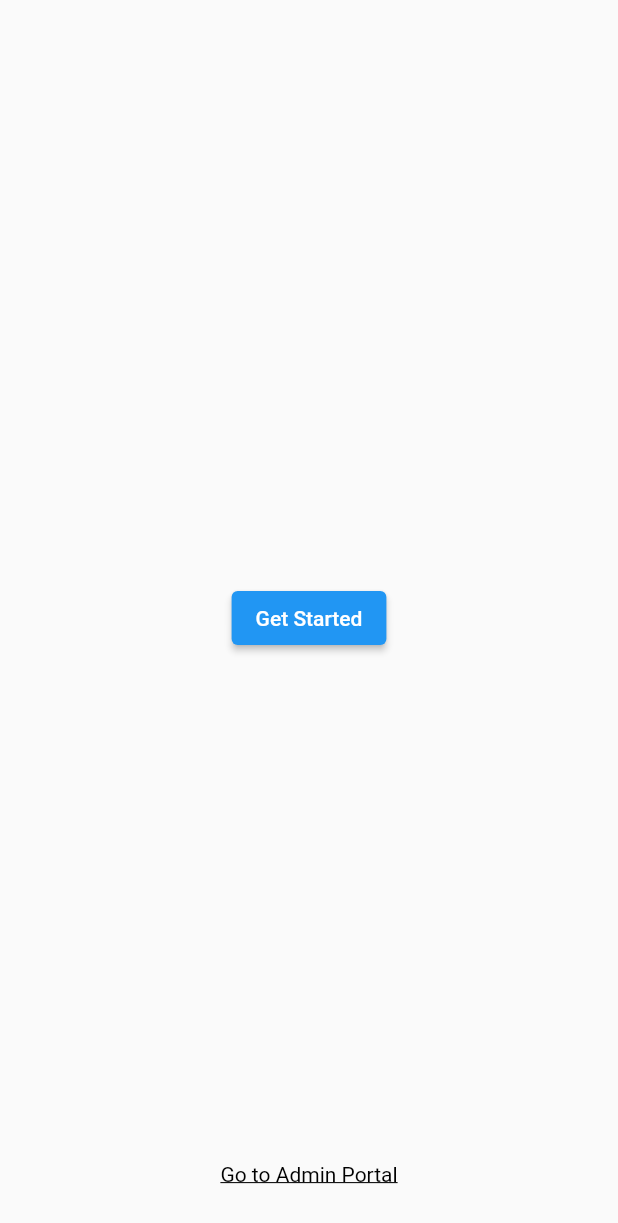
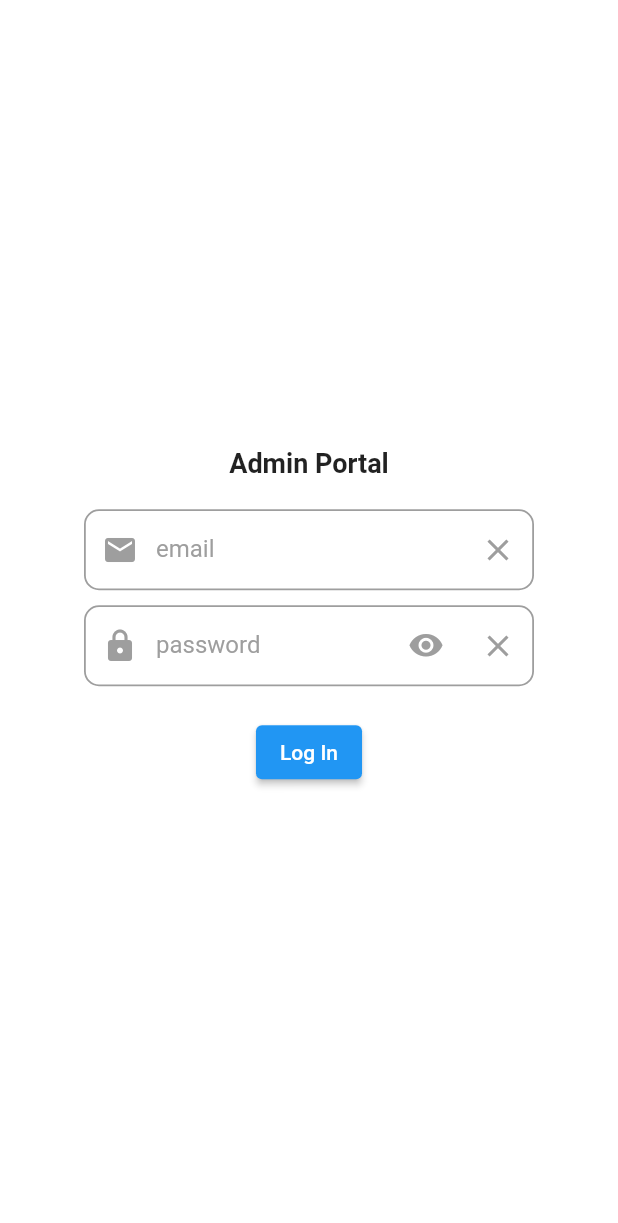
Before and after one commit to HadyMash/psych-ia-experiment, a Flutter app: the screen it shows after launch, after a tap on "Go to Admin Portal", on a phone screen of 412 x 824 dp. Shown: the top 1223 px of the screen. Run offline on Flutter 3.47's test engine with Material 2 defaults, Android fonts, the phone set to English and light mode, and no system bars; our stand-ins replace cloud_firestore, firebase_auth, firebase_core; missing offline and left inert: dart:html; accounts and stored records are empty.

Commit message:
made Admin Portal login page UI.

```diff
--- a/lib/main.dart
+++ b/lib/main.dart
@@ -3,6 +3,7 @@ import 'package:flutter/foundation.dart';
 // ignore: avoid_web_libraries_in_flutter
 import 'dart:html';
 import 'package:firebase_core/firebase_core.dart';
+import 'package:reading_experiment/screens/admin_login.dart';
 import 'package:reading_experiment/screens/intro.dart';
 
 void main() async {
@@ -62,7 +63,8 @@ class ClickableTextState extends State<ClickableText> {
         onExit: (_) => setState(() => textColor = Colors.black),
         cursor: SystemMouseCursors.click,
         child: GestureDetector(
-          onTap: () => print('admin portal'),
+          onTap: () => Navigator.of(context).push(
+              MaterialPageRoute(builder: (context) => const AdminLogin())),
           child: Text(
             widget.text,
             style: TextStyle(
--- /dev/null
+++ b/lib/screens/admin_login.dart
@@ -0,0 +1,180 @@
+import 'package:flutter/material.dart';
+import 'package:reading_experiment/shared/custom_widget_border.dart';
+
+class AdminLogin extends StatefulWidget {
+  const AdminLogin({Key? key}) : super(key: key);
+
+  @override
+  _AdminLoginState createState() => _AdminLoginState();
+}
+
+class _AdminLoginState extends State<AdminLogin> {
+  final _formKey = GlobalKey<FormState>(debugLabel: 'form key');
+  final _emailFocusNode = FocusNode();
+  final _emailController = TextEditingController();
+  final _passwordFocusNode = FocusNode();
+  final _passwordController = TextEditingController();
+
+  bool _obscureText = true;
+
+  String email = '';
+  String password = '';
+
+  @override
+  void initState() {
+    _emailFocusNode.addListener(() => setState(() {}));
+    _passwordFocusNode.addListener(() => setState(() {}));
+    super.initState();
+  }
+
+  @override
+  void dispose() {
+    _formKey.currentState?.dispose();
+    super.dispose();
+  }
+
+  @override
+  Widget build(BuildContext context) {
+    return Material(
+      color: Colors.transparent,
+      child: Center(
+        child: SizedBox(
+          width: 300,
+          child: Column(
+            mainAxisSize: MainAxisSize.min,
+            mainAxisAlignment: MainAxisAlignment.center,
+            children: [
+              const Text(
+                'Admin Portal',
+                style: TextStyle(fontWeight: FontWeight.w700, fontSize: 18),
+              ),
+              const SizedBox(height: 20),
+              Form(
+                key: _formKey,
+                child: Column(
+                  mainAxisSize: MainAxisSize.min,
+                  mainAxisAlignment: MainAxisAlignment.center,
+                  children: [
+                    TextFormField(
+                      focusNode: _emailFocusNode,
+                      controller: _emailController,
+                      onChanged: (val) => email = val,
+                      decoration: InputDecoration(
+                        hintText: 'example@ais.ae',
+                        labelText: 'email',
+                        labelStyle: TextStyle(
+                          color: _emailFocusNode.hasFocus
+                              ? Colors.blue
+                              : Colors.grey,
+                        ),
+                        contentPadding:
+                            const EdgeInsets.fromLTRB(10, 15, 8, 20),
+                        border:
+                            CustomWidgetBorder(color: Colors.grey, width: 1.2),
+                        enabledBorder:
+                            CustomWidgetBorder(color: Colors.grey, width: 1.2),
+                        errorBorder: CustomWidgetBorder(
+                            color: Colors.red[300], width: 1.5),
+                        focusedErrorBorder: CustomWidgetBorder(
+                            color: Colors.red[300], width: 2.4),
+                        errorStyle: const TextStyle(fontSize: 14),
+                        focusedBorder:
+                            CustomWidgetBorder(color: Colors.blue, width: 2.2),
+                        prefixIcon: Icon(
+                          Icons.mail,
+                          color: _emailFocusNode.hasFocus
+                              ? Colors.blue
+                              : Colors.grey,
+                        ),
+                        suffixIcon: IconButton(
+                          icon: Icon(
+                            Icons.clear,
+                            color: _emailFocusNode.hasFocus
+                                ? Colors.blue
+                                : Colors.grey,
+                          ),
+                          onPressed: () {
+                            _emailController.clear();
+                            email = '';
+                          },
+                        ),
+                      ),
+                    ),
+                    const SizedBox(height: 10),
+                    TextFormField(
+                      focusNode: _passwordFocusNode,
+                      controller: _passwordController,
+                      onChanged: (val) => password = val,
+                      obscureText: _obscureText,
+                      decoration: InputDecoration(
+                        labelText: 'password',
+                        labelStyle: TextStyle(
+                          color: _passwordFocusNode.hasFocus
+                              ? Colors.blue
+                              : Colors.grey,
+                        ),
+                        contentPadding:
+                            const EdgeInsets.fromLTRB(10, 15, 8, 20),
+                        border:
+                            CustomWidgetBorder(color: Colors.grey, width: 1.2),
+                        enabledBorder:
+                            CustomWidgetBorder(color: Colors.grey, width: 1.2),
+                        errorBorder: CustomWidgetBorder(
+                            color: Colors.red[300], width: 1.5),
+                        focusedErrorBorder: CustomWidgetBorder(
+                            color: Colors.red[300], width: 2.4),
+                        errorStyle: const TextStyle(fontSize: 14),
+                        focusedBorder:
+                            CustomWidgetBorder(color: Colors.blue, width: 2.2),
+                        prefixIcon: Icon(
+                          Icons.lock_rounded,
+                          color: _passwordFocusNode.hasFocus
+                              ? Colors.blue
+                              : Colors.grey,
+                        ),
+                        suffixIcon: Row(
+                          mainAxisSize: MainAxisSize.min,
+                          children: [
+                            IconButton(
+                              icon: Icon(
+                                _obscureText
+                                    ? Icons.visibility_rounded
+                                    : Icons.visibility_off_rounded,
+                                color: _passwordFocusNode.hasFocus
+                                    ? Colors.blue
+                                    : Colors.grey,
+                              ),
+                              onPressed: () =>
+                                  setState(() => _obscureText = !_obscureText),
+                            ),
+                            IconButton(
+                              icon: Icon(
+                                Icons.clear,
+                                color: _passwordFocusNode.hasFocus
+                                    ? Colors.blue
+                                    : Colors.grey,
+                              ),
+                              onPressed: () {
+                                _passwordController.clear();
+                                password = '';
+                              },
+                            ),
+                          ],
+                        ),
+                      ),
+                    ),
+                  ],
+                ),
+              ),
+              const SizedBox(height: 20),
+              ElevatedButton(
+                child: const Text('Log In'),
+                onPressed: () {},
+              ),
+            ],
+          ),
+        ),
+      ),
+    );
+  }
+}
--- /dev/null
+++ b/lib/shared/custom_widget_border.dart
@@ -0,0 +1,15 @@
+import 'package:flutter/material.dart';
+
+class CustomWidgetBorder extends OutlineInputBorder {
+  final Color? color;
+  final double width;
+
+  CustomWidgetBorder({required this.color, required this.width})
+      : super(
+          borderRadius: BorderRadius.all(Radius.circular(10)),
+          borderSide: BorderSide(
+            color: color!,
+            width: width,
+          ),
+        );
+}
```
